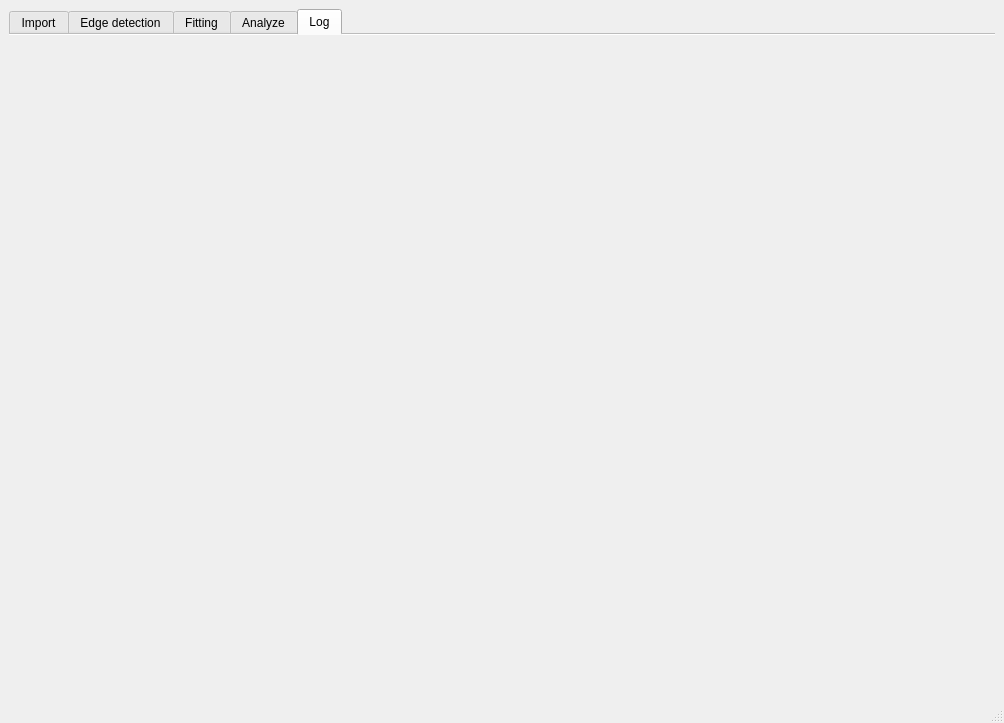
First picture: the form in design.ui, repository galaunay/pyDSA_gui, before the edit.
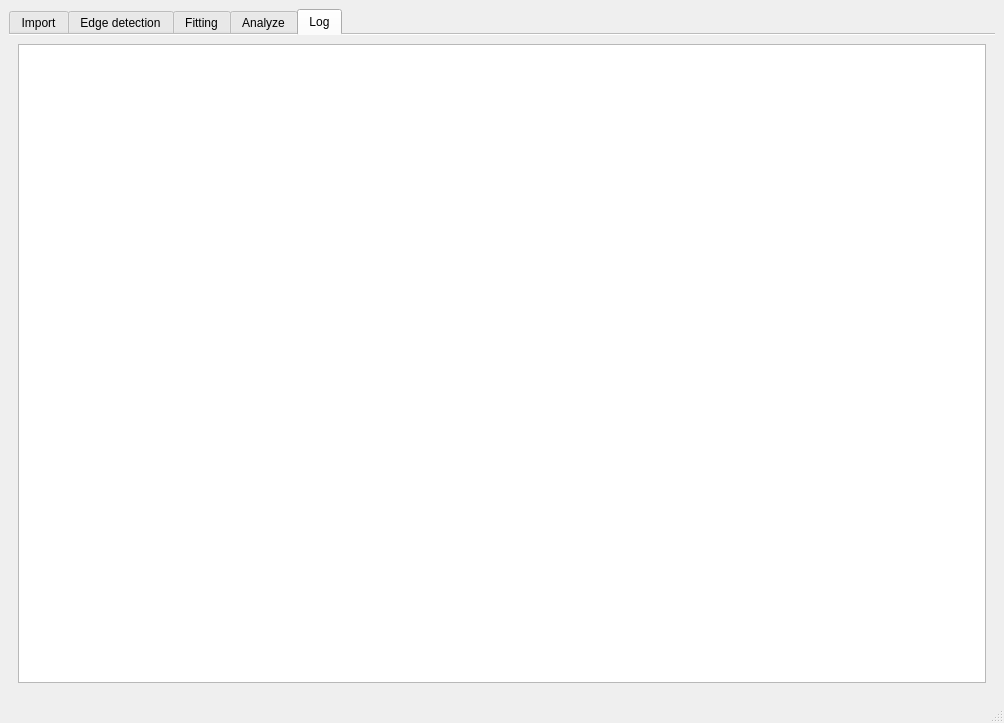
Second picture: the form after the edit. The open tabs and pages were chosen to show the change. Custom widgets are drawn as their Qt base class.

```diff
--- a/design.ui
+++ b/design.ui
@@ -484,6 +484,26 @@
        <attribute name="title">
         <string>Log</string>
        </attribute>
+       <layout class="QHBoxLayout" name="horizontalLayout_6">
+        <item>
+         <widget class="QTextEdit" name="logarea">
+          <property name="font">
+           <font>
+            <pointsize>12</pointsize>
+           </font>
+          </property>
+          <property name="undoRedoEnabled">
+           <bool>false</bool>
+          </property>
+          <property name="lineWrapMode">
+           <enum>QTextEdit::NoWrap</enum>
+          </property>
+          <property name="readOnly">
+           <bool>true</bool>
+          </property>
+         </widget>
+        </item>
+       </layout>
       </widget>
      </widget>
     </item>
```
Left out of the diff: 4 changed lines with no effect on the pictures.
